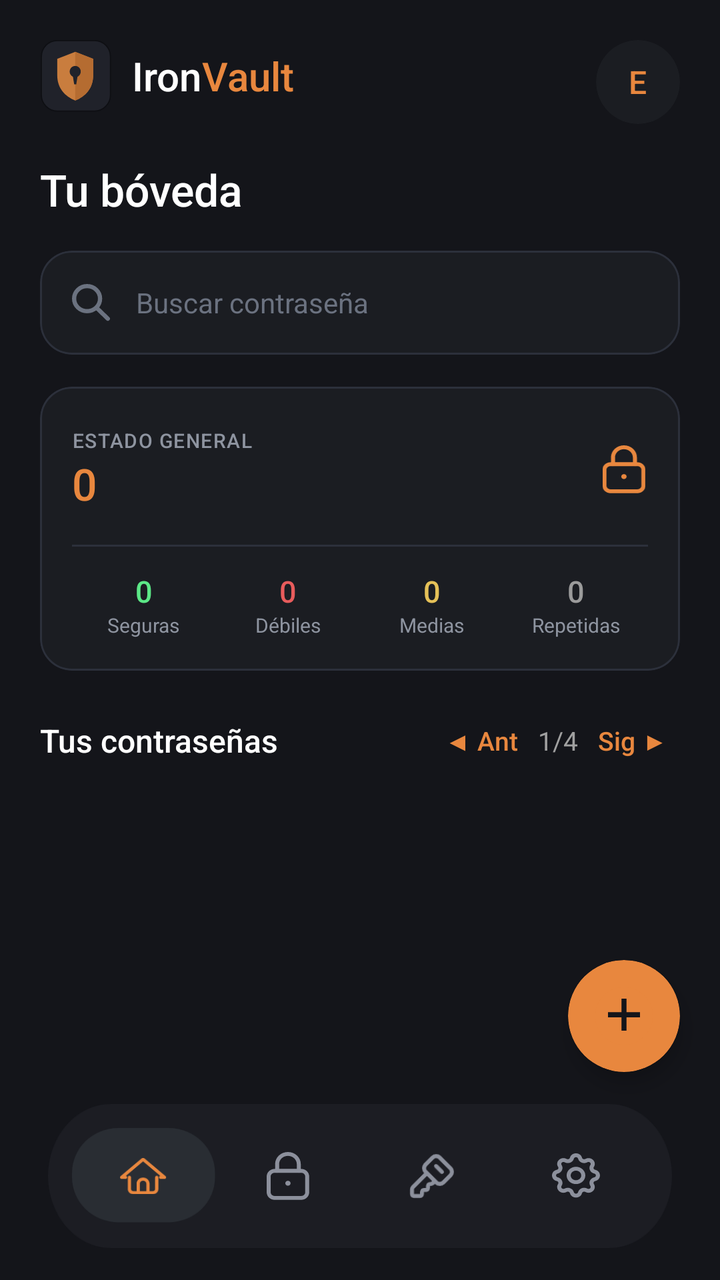
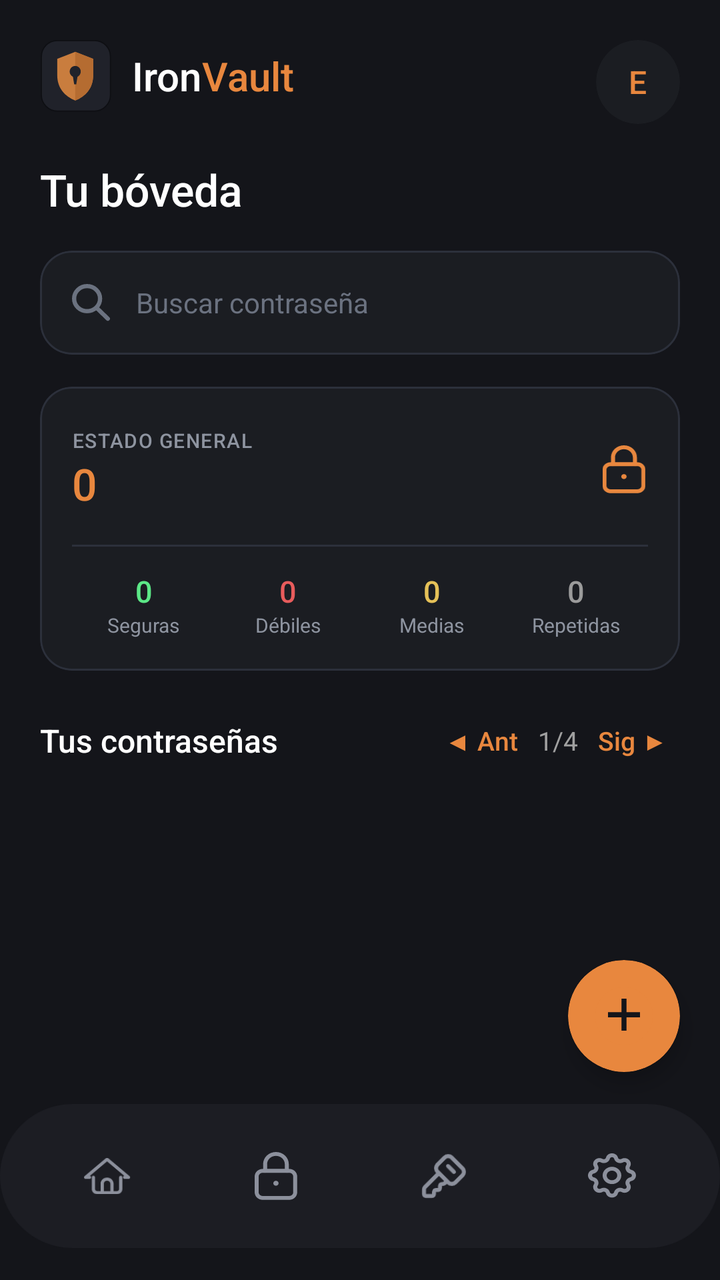

Before-and-after screenshots of an Android layout around one commit, followed by the original layout XML and the change that was made.
<!-- AndroidManifest.xml: application theme Theme.MyApplication -->
<!-- res/layout/activity_main.xml -->
<?xml version="1.0" encoding="utf-8"?>
<androidx.constraintlayout.widget.ConstraintLayout xmlns:android="http://schemas.android.com/apk/res/android"
    xmlns:app="http://schemas.android.com/apk/res-auto"
    xmlns:tools="http://schemas.android.com/tools"
    android:id="@+id/main"
    android:layout_width="match_parent"
    android:layout_height="match_parent"
    android:background="#14151A"
    tools:context=".MainActivity">

    
    <ScrollView
        android:id="@+id/scrollContent"
        android:layout_width="match_parent"
        android:layout_height="0dp"
        android:clipToPadding="false"
        android:fillViewport="true"
        app:layout_constraintBottom_toTopOf="@id/bottomNavContainer"
        app:layout_constraintTop_toTopOf="parent">

        <androidx.constraintlayout.widget.ConstraintLayout
            android:layout_width="match_parent"
            android:layout_height="wrap_content"
            android:padding="20dp">

            
            <LinearLayout
                android:id="@+id/headerLayout"
                android:layout_width="0dp"
                android:layout_height="wrap_content"
                android:gravity="center_vertical"
                android:orientation="horizontal"
                app:layout_constraintEnd_toStartOf="@id/cardProfile"
                app:layout_constraintStart_toStartOf="parent"
                app:layout_constraintTop_toTopOf="parent">

                
                <ImageView
                    android:layout_width="36dp"
                    android:layout_height="36dp"
                    android:src="@drawable/logo" />

                
                <TextView
                    android:layout_width="wrap_content"
                    android:layout_height="wrap_content"
                    android:layout_marginStart="10dp"
                    android:fontFamily="sans-serif-medium"
                    android:text="Iron"
                    android:textColor="#FFFFFF"
                    android:textSize="20sp" />

                <TextView
                    android:layout_width="wrap_content"
                    android:layout_height="wrap_content"
                    android:fontFamily="sans-serif-medium"
                    android:text="Vault"
                    android:textColor="#E8873E"
                    android:textSize="20sp" />
            </LinearLayout>

            
            <com.google.android.material.card.MaterialCardView
                android:id="@+id/cardProfile"
                android:layout_width="42dp"
                android:layout_height="42dp"
                app:cardBackgroundColor="#1B1D22"
                app:cardCornerRadius="21dp"
                app:cardElevation="0dp"
                app:strokeWidth="0dp"
                app:layout_constraintEnd_toEndOf="parent"
                app:layout_constraintTop_toTopOf="parent">

                <TextView
                    android:id="@+id/tvUserInitial"
                    android:layout_width="wrap_content"
                    android:layout_height="wrap_content"
                    android:layout_gravity="center"
                    android:fontFamily="sans-serif-medium"
                    android:text="E"
                    android:textColor="#E8873E"
                    android:textSize="16sp" />
            </com.google.android.material.card.MaterialCardView>

            
            <TextView
                android:id="@+id/tvVaultTitle"
                android:layout_width="wrap_content"
                android:layout_height="wrap_content"
                android:layout_marginTop="24dp"
                android:fontFamily="sans-serif-medium"
                android:text="Tu bóveda"
                android:textColor="#FFFFFF"
                android:textSize="22sp"
                app:layout_constraintStart_toStartOf="parent"
                app:layout_constraintTop_toBottomOf="@id/headerLayout" />

            
            <com.google.android.material.card.MaterialCardView
                android:id="@+id/cardSearch"
                android:layout_width="match_parent"
                android:layout_height="52dp"
                android:layout_marginTop="16dp"
                app:cardBackgroundColor="#1B1D22"
                app:cardCornerRadius="16dp"
                app:cardElevation="0dp"
                app:strokeColor="#2C303B"
                app:strokeWidth="1dp"
                app:layout_constraintTop_toBottomOf="@id/tvVaultTitle">

                <LinearLayout
                    android:layout_width="match_parent"
                    android:layout_height="match_parent"
                    android:gravity="center_vertical"
                    android:orientation="horizontal"
                    android:paddingHorizontal="16dp">

                    <ImageView
                        android:layout_width="20dp"
                        android:layout_height="20dp"
                        android:src="@drawable/lupa"
                        app:tint="#6B7280" />

                    <EditText
                        android:id="@+id/etSearch"
                        android:layout_width="match_parent"
                        android:layout_height="match_parent"
                        android:layout_marginStart="12dp"
                        android:background="@null"
                        android:fontFamily="sans-serif"
                        android:hint="Buscar contraseña"
                        android:textColor="#FFFFFF"
                        android:textColorHint="#6B7280"
                        android:textSize="14sp" />
                </LinearLayout>
            </com.google.android.material.card.MaterialCardView>

            
            <com.google.android.material.card.MaterialCardView
                android:id="@+id/layoutStats"
                android:layout_width="match_parent"
                android:layout_height="wrap_content"
                android:layout_marginTop="16dp"
                app:cardBackgroundColor="#1B1D22"
                app:cardCornerRadius="16dp"
                app:cardElevation="0dp"
                app:strokeColor="#2C303B"
                app:strokeWidth="1dp"
                app:layout_constraintTop_toBottomOf="@id/cardSearch">

                <LinearLayout
                    android:layout_width="match_parent"
                    android:layout_height="wrap_content"
                    android:orientation="vertical"
                    android:padding="16dp">

                    
                    <LinearLayout
                        android:id="@+id/headerEstadoGeneral"
                        android:layout_width="match_parent"
                        android:layout_height="wrap_content"
                        android:background="?attr/selectableItemBackground"
                        android:clickable="true"
                        android:focusable="true"
                        android:gravity="center_vertical"
                        android:orientation="horizontal"
                        android:paddingVertical="4dp">

                        <LinearLayout
                            android:layout_width="0dp"
                            android:layout_height="wrap_content"
                            android:layout_weight="1"
                            android:orientation="vertical">
                            <TextView
                                android:layout_width="wrap_content"
                                android:layout_height="wrap_content"
                                android:text="ESTADO GENERAL"
                                android:textColor="#8E94A0"
                                android:textSize="10sp"
                                android:fontFamily="sans-serif-medium"
                                android:letterSpacing="0.05"/>
                            <TextView
                                android:id="@+id/tvTotalCount"
                                android:layout_width="wrap_content"
                                android:layout_height="wrap_content"
                                android:fontFamily="sans-serif-medium"
                                android:text="0"
                                android:textColor="#E8873E"
                                android:textSize="22sp" />
                        </LinearLayout>

                        
                        <ImageView
                            android:layout_width="24dp"
                            android:layout_height="24dp"
                            android:src="@drawable/ic_lock"
                            app:tint="#E8873E" />
                    </LinearLayout>

                    
                    <View
                        android:layout_width="match_parent"
                        android:layout_height="1dp"
                        android:background="#2C303B"
                        android:layout_marginVertical="12dp"/>

                    
                    <LinearLayout
                        android:id="@+id/layoutSubcontadores"
                        android:layout_width="match_parent"
                        android:layout_height="wrap_content"
                        android:orientation="horizontal"
                        android:gravity="center">

                        
                        <LinearLayout
                            android:id="@+id/btnSeguras"
                            android:layout_width="0dp"
                            android:layout_height="wrap_content"
                            android:layout_weight="1"
                            android:background="?attr/selectableItemBackground"
                            android:clickable="true"
                            android:focusable="true"
                            android:gravity="center"
                            android:orientation="vertical">
                            <TextView
                                android:id="@+id/tvSecureCount"
                                android:layout_width="wrap_content"
                                android:layout_height="wrap_content"
                                android:fontFamily="sans-serif-medium"
                                android:text="0"
                                android:textColor="#5CE887"
                                android:textSize="15sp" />
                            <TextView
                                android:layout_width="wrap_content"
                                android:layout_height="wrap_content"
                                android:text="Seguras"
                                android:textColor="#8E94A0"
                                android:textSize="10sp" />
                        </LinearLayout>

                        
                        <LinearLayout
                            android:id="@+id/btnDebiles"
                            android:layout_width="0dp"
                            android:layout_height="wrap_content"
                            android:layout_weight="1"
                            android:background="?attr/selectableItemBackground"
                            android:clickable="true"
                            android:focusable="true"
                            android:gravity="center"
                            android:orientation="vertical">
                            <TextView
                                android:id="@+id/tvWeakCount"
                                android:layout_width="wrap_content"
                                android:layout_height="wrap_content"
                                android:fontFamily="sans-serif-medium"
                                android:text="0"
                                android:textColor="#E85C5C"
                                android:textSize="15sp" />
                            <TextView
                                android:layout_width="wrap_content"
                                android:layout_height="wrap_content"
                                android:text="Débiles"
                                android:textColor="#8E94A0"
                                android:textSize="10sp" />
                        </LinearLayout>

                        
                        <LinearLayout
                            android:id="@+id/btnMedias"
                            android:layout_width="0dp"
                            android:layout_height="wrap_content"
                            android:layout_weight="1"
                            android:background="?attr/selectableItemBackground"
                            android:clickable="true"
                            android:focusable="true"
                            android:gravity="center"
                            android:orientation="vertical">
                            <TextView
                                android:id="@+id/tvMediumCount"
                                android:layout_width="wrap_content"
                                android:layout_height="wrap_content"
                                android:fontFamily="sans-serif-medium"
                                android:text="0"
                                android:textColor="#E5C158"
                                android:textSize="15sp" />
                            <TextView
                                android:layout_width="wrap_content"
                                android:layout_height="wrap_content"
                                android:text="Medias"
                                android:textColor="#8E94A0"
                                android:textSize="10sp" />
                        </LinearLayout>

                        
                        <LinearLayout
                            android:id="@+id/btnRepetidas"
                            android:layout_width="0dp"
                            android:layout_height="wrap_content"
                            android:layout_weight="1"
                            android:background="?attr/selectableItemBackground"
                            android:clickable="true"
                            android:focusable="true"
                            android:gravity="center"
                            android:orientation="vertical">
                            <TextView
                                android:id="@+id/tvRepeatedCount"
                                android:layout_width="wrap_content"
                                android:layout_height="wrap_content"
                                android:fontFamily="sans-serif-medium"
                                android:text="0"
                                android:textColor="#9B9B9B"
                                android:textSize="15sp" />
                            <TextView
                                android:layout_width="wrap_content"
                                android:layout_height="wrap_content"
                                android:text="Repetidas"
                                android:textColor="#8E94A0"
                                android:textSize="10sp" />
                        </LinearLayout>

                    </LinearLayout>

                </LinearLayout>
            </com.google.android.material.card.MaterialCardView>

            
            <TextView
                android:id="@+id/tvPasswordsHeader"
                android:layout_width="wrap_content"
                android:layout_height="wrap_content"
                android:layout_marginTop="24dp"
                android:fontFamily="sans-serif-medium"
                android:text="Tus contraseñas"
                android:textColor="#FFFFFF"
                android:textSize="16sp"
                app:layout_constraintStart_toStartOf="parent"
                app:layout_constraintTop_toBottomOf="@id/layoutStats" />

            
            <LinearLayout
                android:layout_width="wrap_content"
                android:layout_height="wrap_content"
                android:orientation="horizontal"
                android:gravity="center_vertical"
                app:layout_constraintBottom_toBottomOf="@id/tvPasswordsHeader"
                app:layout_constraintEnd_toEndOf="parent"
                app:layout_constraintTop_toTopOf="@id/tvPasswordsHeader">

                <TextView
                    android:id="@+id/tvAnterior"
                    android:layout_width="wrap_content"
                    android:layout_height="wrap_content"
                    android:text="◀ Ant"
                    android:textColor="#E8873E"
                    android:textSize="13sp"
                    android:fontFamily="sans-serif-medium"
                    android:clickable="true"
                    android:focusable="true"
                    android:paddingHorizontal="6dp"/>

                <TextView
                    android:id="@+id/tvPaginaInfo"
                    android:layout_width="wrap_content"
                    android:layout_height="wrap_content"
                    android:text="1/4"
                    android:textColor="#A0A0A0"
                    android:textSize="13sp"
                    android:paddingHorizontal="4dp"/>

                <TextView
                    android:id="@+id/tvSiguiente"
                    android:layout_width="wrap_content"
                    android:layout_height="wrap_content"
                    android:text="Sig ▶"
                    android:textColor="#E8873E"
                    android:textSize="13sp"
                    android:fontFamily="sans-serif-medium"
                    android:clickable="true"
                    android:focusable="true"
                    android:paddingHorizontal="6dp"/>
            </LinearLayout>

            
            <LinearLayout
                android:id="@+id/containerCredentials"
                android:layout_width="match_parent"
                android:layout_height="wrap_content"
                android:layout_marginTop="12dp"
                android:orientation="vertical"
                app:layout_constraintStart_toStartOf="parent"
                app:layout_constraintTop_toBottomOf="@id/tvPasswordsHeader" />

            
            <ProgressBar
                android:id="@+id/progressBarLoading"
                android:layout_width="wrap_content"
                android:layout_height="wrap_content"
                android:layout_marginTop="32dp"
                android:indeterminateTint="#E8873E"
                android:visibility="gone"
                app:layout_constraintEnd_toEndOf="parent"
                app:layout_constraintStart_toStartOf="parent"
                app:layout_constraintTop_toBottomOf="@id/tvPasswordsHeader" />

        </androidx.constraintlayout.widget.ConstraintLayout>
    </ScrollView>

    
    <com.google.android.material.card.MaterialCardView
        android:id="@+id/fabAdd"
        android:layout_width="56dp"
        android:layout_height="56dp"
        android:layout_marginEnd="20dp"
        android:layout_marginBottom="16dp"
        android:contentDescription="Agregar contraseña"
        app:cardBackgroundColor="#E8873E"
        app:cardCornerRadius="28dp"
        app:cardElevation="6dp"
        app:strokeWidth="0dp"
        app:layout_constraintBottom_toTopOf="@id/bottomNavContainer"
        app:layout_constraintEnd_toEndOf="parent">

        <ImageView
            android:layout_width="match_parent"
            android:layout_height="match_parent"
            android:padding="12dp"
            android:src="@drawable/ic_add_circle" />

    </com.google.android.material.card.MaterialCardView>

    
    <LinearLayout
        android:id="@+id/bottomNavContainer"
        android:layout_width="0dp"
        android:layout_height="72dp"
        android:layout_marginHorizontal="24dp"
        android:layout_marginBottom="16dp"
        android:background="@drawable/bg_bottom_nav"
        android:elevation="8dp"
        android:gravity="center_vertical"
        android:orientation="horizontal"
        android:paddingHorizontal="12dp"
        app:layout_constraintBottom_toBottomOf="parent"
        app:layout_constraintEnd_toEndOf="parent"
        app:layout_constraintStart_toStartOf="parent">

        
        <LinearLayout
            android:layout_width="0dp"
            android:layout_height="48dp"
            android:layout_weight="1"
            android:background="@drawable/bg_nav_pill_active"
            android:gravity="center"
            android:orientation="horizontal">

            <ImageView
                android:layout_width="24dp"
                android:layout_height="24dp"
                android:src="@drawable/ic_home"
                app:tint="#E8873E" />
        </LinearLayout>

        
        <LinearLayout
            android:id="@+id/btnNavLock"
            android:layout_width="0dp"
            android:layout_height="48dp"
            android:layout_weight="1"
            android:clickable="true"
            android:focusable="true"
            android:gravity="center"
            android:orientation="horizontal">

            <ImageView
                android:layout_width="24dp"
                android:layout_height="24dp"
                android:src="@drawable/ic_lock"
                app:tint="#8C909C" />
        </LinearLayout>

        
        <LinearLayout
            android:id="@+id/btnNavKey"
            android:layout_width="0dp"
            android:layout_height="48dp"
            android:layout_weight="1"
            android:clickable="true"
            android:focusable="true"
            android:gravity="center"
            android:orientation="horizontal">

            <ImageView
                android:layout_width="24dp"
                android:layout_height="24dp"
                android:src="@drawable/ic_key"
                app:tint="#8C909C" />
        </LinearLayout>

        
        <LinearLayout
            android:id="@+id/btnNavSettings"
            android:layout_width="0dp"
            android:layout_height="48dp"
            android:layout_weight="1"
            android:clickable="true"
            android:focusable="true"
            android:gravity="center"
            android:orientation="horizontal">

            <ImageView
                android:layout_width="24dp"
                android:layout_height="24dp"
                android:src="@drawable/ic_settings"
                app:tint="#8C909C" />
        </LinearLayout>
    </LinearLayout>

</androidx.constraintlayout.widget.ConstraintLayout>
<!-- resources referenced by this layout -->
<resources>
  <!-- drawable bg_bottom_nav (drawable) -->
  <vector xmlns:android="http://schemas.android.com/apk/res/android"
      android:width="372dp"
      android:height="75dp"
      android:viewportWidth="372"
      android:viewportHeight="75">
    <path
        android:pathData="M334.58,0H37.42C16.75,0 0,16.79 0,37.5C0,58.21 16.75,75 37.42,75H334.58C355.25,75 372,58.21 372,37.5C372,16.79 355.25,0 334.58,0Z"
        android:fillColor="#1C1D23"/>
  </vector>
  <!-- drawable bg_nav_pill_active (drawable) -->
  <vector xmlns:android="http://schemas.android.com/apk/res/android"
      android:width="71dp"
      android:height="45dp"
      android:viewportWidth="71"
      android:viewportHeight="45">
    <path
        android:pathData="M47.816,0H22.713C10.169,0 0,9.403 0,21.001V23.212C0,34.811 10.169,44.213 22.713,44.213H47.816C60.36,44.213 70.529,34.811 70.529,23.212V21.001C70.529,9.403 60.36,0 47.816,0Z"
        android:fillColor="#292D33"/>
  </vector>
  <!-- drawable ic_add_circle (drawable) -->
  <vector xmlns:android="http://schemas.android.com/apk/res/android"
      android:width="24dp"
      android:height="24dp"
      android:viewportWidth="200"
      android:viewportHeight="200">
  
      
      <path
          android:fillColor="#E8873E"
          android:pathData="M 100, 10 A 90,90 0 1,1 99.9,10 Z"/>
  
      
      <path
          android:fillColor="#14151A"
          android:pathData="M108,46h-16v42H50v16h42v42h16v-42h42V88h-42V46z"/>
  </vector>
  <!-- drawable ic_lock (drawable) -->
  <vector xmlns:android="http://schemas.android.com/apk/res/android"
      android:width="18dp"
      android:height="20dp"
      android:viewportWidth="18"
      android:viewportHeight="20">
    <path
        android:pathData="M16.257,10.203C16.257,9.377 15.526,8.662 14.562,8.662H3.385C2.421,8.662 1.688,9.377 1.688,10.203V16.78C1.688,17.605 2.421,18.321 3.385,18.321H14.562C15.526,18.321 16.257,17.605 16.257,16.78V10.203ZM17.945,16.78C17.945,18.549 16.403,19.936 14.562,19.936H3.385C1.543,19.936 0,18.549 0,16.78V10.203C0,8.434 1.543,7.047 3.385,7.047H14.562C16.403,7.047 17.945,8.434 17.945,10.203V16.78Z"
        android:fillColor="#95959C"/>
    <path
        android:pathData="M12.701,7.854V5.035C12.701,4.137 12.315,3.271 11.619,2.627C10.922,1.982 9.971,1.615 8.973,1.615C7.975,1.615 7.024,1.982 6.327,2.627C5.631,3.271 5.245,4.137 5.245,5.035V7.854C5.244,8.3 4.867,8.661 4.401,8.661C3.935,8.661 3.557,8.3 3.556,7.854V5.035C3.556,3.691 4.134,2.407 5.153,1.465C6.171,0.524 7.546,0 8.973,0C10.401,0 11.775,0.524 12.793,1.465C13.812,2.407 14.389,3.691 14.389,5.035V7.854C14.389,8.3 14.011,8.661 13.545,8.661C13.079,8.661 12.701,8.3 12.701,7.854Z"
        android:fillColor="#95959C"/>
    <path
        android:pathData="M8.973,14.055C9.59,14.055 10.091,13.592 10.091,13.021C10.091,12.451 9.59,11.988 8.973,11.988C8.356,11.988 7.855,12.451 7.855,13.021C7.855,13.592 8.356,14.055 8.973,14.055Z"
        android:fillColor="#95959C"/>
  </vector>
  <!-- drawable lupa (drawable) -->
  <vector xmlns:android="http://schemas.android.com/apk/res/android"
      android:width="17dp"
      android:height="16dp"
      android:viewportWidth="17"
      android:viewportHeight="16">
    <path
        android:pathData="M6.413,11.646C9.457,11.646 11.925,9.241 11.925,6.273C11.925,3.306 9.457,0.9 6.413,0.9C3.368,0.9 0.9,3.306 0.9,6.273C0.9,9.241 3.368,11.646 6.413,11.646Z"
        android:strokeWidth="1.8"
        android:fillColor="#00000000"
        android:strokeColor="#71717A"/>
    <path
        android:pathData="M10.823,10.572L15.233,14.87"
        android:strokeWidth="1.8"
        android:fillColor="#00000000"
        android:strokeColor="#71717A"
        android:strokeLineCap="round"/>
  </vector>
  <style name="Theme.MyApplication" parent="Base.Theme.MyApplication" />
  <style name="Base.Theme.MyApplication" parent="Theme.Material3.DayNight.NoActionBar">
          <item name="android:windowBackground">#000000</item>
      </style>
  <!-- unchanged entries left out for length: 4 -->
</resources>

<!-- the commit's change to res/layout/activity_main.xml (unified diff, before → after) -->
@@ -431,90 +431,106 @@
     </com.google.android.material.card.MaterialCardView>
 
     
-    <LinearLayout
+    <include
         android:id="@+id/bottomNavContainer"
+        layout="@layout/layout_bottom_nav"
         android:layout_width="0dp"
         android:layout_height="72dp"
-        android:layout_marginHorizontal="24dp"
         android:layout_marginBottom="16dp"
-        android:background="@drawable/bg_bottom_nav"
-        android:elevation="8dp"
-        android:gravity="center_vertical"
-        android:orientation="horizontal"
-        android:paddingHorizontal="12dp"
         app:layout_constraintBottom_toBottomOf="parent"
         app:layout_constraintEnd_toEndOf="parent"
-        app:layout_constraintStart_toStartOf="parent">
-
-        
-        <LinearLayout
-            android:layout_width="0dp"
-            android:layout_height="48dp"
-            android:layout_weight="1"
-            android:background="@drawable/bg_nav_pill_active"
-            android:gravity="center"
-            android:orientation="horizontal">
-
-            <ImageView
-                android:layout_width="24dp"
-                android:layout_height="24dp"
-                android:src="@drawable/ic_home"
-                app:tint="#E8873E" />
-        </LinearLayout>
-
-        
-        <LinearLayout
-            android:id="@+id/btnNavLock"
-            android:layout_width="0dp"
-            android:layout_height="48dp"
-            android:layout_weight="1"
-            android:clickable="true"
-            android:focusable="true"
-            android:gravity="center"
-            android:orientation="horizontal">
-
-            <ImageView
-                android:layout_width="24dp"
-                android:layout_height="24dp"
-                android:src="@drawable/ic_lock"
-                app:tint="#8C909C" />
-        </LinearLayout>
-
-        
-        <LinearLayout
-            android:id="@+id/btnNavKey"
-            android:layout_width="0dp"
-            android:layout_height="48dp"
-            android:layout_weight="1"
-            android:clickable="true"
-            android:focusable="true"
-            android:gravity="center"
-            android:orientation="horizontal">
-
-            <ImageView
-                android:layout_width="24dp"
-                android:layout_height="24dp"
-                android:src="@drawable/ic_key"
-                app:tint="#8C909C" />
-        </LinearLayout>
-
-        
-        <LinearLayout
-            android:id="@+id/btnNavSettings"
-            android:layout_width="0dp"
-            android:layout_height="48dp"
-            android:layout_weight="1"
-            android:clickable="true"
-            android:focusable="true"
-            android:gravity="center"
-            android:orientation="horizontal">
-
-            <ImageView
-                android:layout_width="24dp"
-                android:layout_height="24dp"
-                android:src="@drawable/ic_settings"
-                app:tint="#8C909C" />
-        </LinearLayout>
+        app:layout_constraintStart_toStartOf="parent" />
+
+</androidx.constraintlayout.widget.ConstraintLayout>
+<!-- res/layout/layout_bottom_nav.xml (included above) -->
+<?xml version="1.0" encoding="utf-8"?>
+<LinearLayout xmlns:android="http://schemas.android.com/apk/res/android"
+    xmlns:app="http://schemas.android.com/apk/res-auto"
+    android:id="@+id/bottomNavContainer"
+    android:layout_width="match_parent"
+    android:layout_height="72dp"
+    android:layout_marginHorizontal="24dp"
+    android:layout_marginBottom="16dp"
+    android:background="@drawable/bg_bottom_nav"
+    android:elevation="8dp"
+    android:gravity="center_vertical"
+    android:orientation="horizontal"
+    android:paddingHorizontal="12dp">
+
+    
+    <LinearLayout
+        android:id="@+id/btnNavHome"
+        android:layout_width="0dp"
+        android:layout_height="48dp"
+        android:layout_weight="1"
+        android:clickable="true"
+        android:focusable="true"
+        android:gravity="center"
+        android:orientation="horizontal">
+
+        <ImageView
+            android:id="@+id/ivNavHome"
+            android:layout_width="24dp"
+            android:layout_height="24dp"
+            android:src="@drawable/ic_home"
+            app:tint="#8C909C" />
     </LinearLayout>
 
-</androidx.constraintlayout.widget.ConstraintLayout>
+    
+    <LinearLayout
+        android:id="@+id/btnNavLock"
+        android:layout_width="0dp"
+        android:layout_height="48dp"
+        android:layout_weight="1"
+        android:clickable="true"
+        android:focusable="true"
+        android:gravity="center"
+        android:orientation="horizontal">
+
+        <ImageView
+            android:id="@+id/ivNavLock"
+            android:layout_width="24dp"
+            android:layout_height="24dp"
+            android:src="@drawable/ic_lock"
+            app:tint="#8C909C" />
+    </LinearLayout>
+
+    
+    <LinearLayout
+        android:id="@+id/btnNavKey"
+        android:layout_width="0dp"
+        android:layout_height="48dp"
+        android:layout_weight="1"
+        android:clickable="true"
+        android:focusable="true"
+        android:gravity="center"
+        android:orientation="horizontal">
+
+        <ImageView
+            android:id="@+id/ivNavKey"
+            android:layout_width="24dp"
+            android:layout_height="24dp"
+            android:src="@drawable/ic_key"
+            app:tint="#8C909C" />
+    </LinearLayout>
+
+    
+    <LinearLayout
+        android:id="@+id/btnNavSettings"
+        android:layout_width="0dp"
+        android:layout_height="48dp"
+        android:layout_weight="1"
+        android:clickable="true"
+        android:focusable="true"
+        android:gravity="center"
+        android:orientation="horizontal">
+
+        <ImageView
+            android:id="@+id/ivNavSettings"
+            android:layout_width="24dp"
+            android:layout_height="24dp"
+            android:src="@drawable/ic_settings"
+            app:tint="#8C909C" />
+    </LinearLayout>
+
+</LinearLayout>
<!-- resource entries referenced after the edit -->
@@ -9,16 +9,6 @@
     <path
         android:pathData="M334.58,0H37.42C16.75,0 0,16.79 0,37.5C0,58.21 16.75,75 37.42,75H334.58C355.25,75 372,58.21 372,37.5C372,16.79 355.25,0 334.58,0Z"
         android:fillColor="#1C1D23"/>
-  </vector>
-  <!-- drawable bg_nav_pill_active (drawable) -->
-  <vector xmlns:android="http://schemas.android.com/apk/res/android"
-      android:width="71dp"
-      android:height="45dp"
-      android:viewportWidth="71"
-      android:viewportHeight="45">
-    <path
-        android:pathData="M47.816,0H22.713C10.169,0 0,9.403 0,21.001V23.212C0,34.811 10.169,44.213 22.713,44.213H47.816C60.36,44.213 70.529,34.811 70.529,23.212V21.001C70.529,9.403 60.36,0 47.816,0Z"
-        android:fillColor="#292D33"/>
   </vector>
   <!-- drawable ic_add_circle (drawable) -->
   <vector xmlns:android="http://schemas.android.com/apk/res/android"
